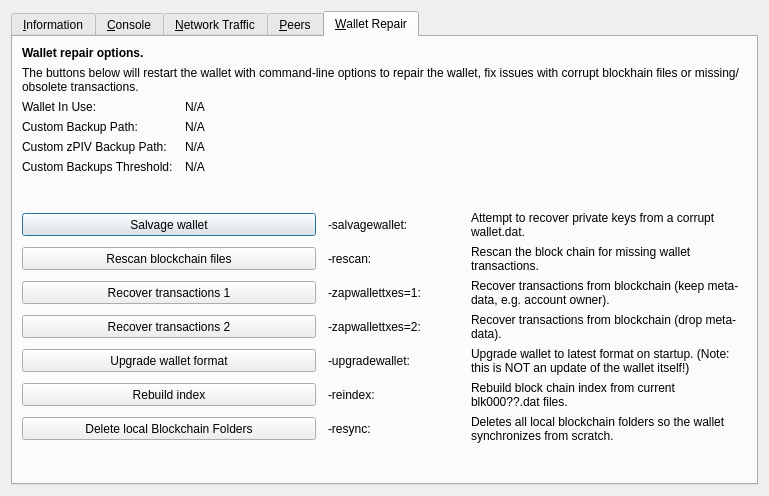
Before: the Qt Designer form src/qt/forms/rpcconsole.ui in wonko433/blackcoin-more, drawn with Qt 5.
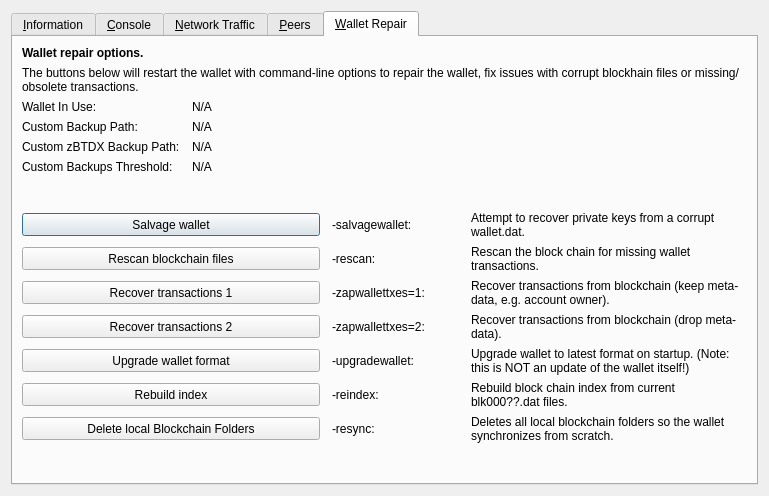
After: the same form once the commit is applied. The open tabs and pages were chosen to show the change. Icons and pictures are not drawn. Custom widgets are drawn as their Qt base class.

The edit to the form file:
```diff
--- a/src/qt/forms/rpcconsole.ui
+++ b/src/qt/forms/rpcconsole.ui
@@ -1333,7 +1333,7 @@
           <bool>false</bool>
          </property>
          <property name="text">
-          <string>Custom zPIV Backup Path:</string>
+          <string>Custom zBTDX Backup Path:</string>
          </property>
         </widget>
        </item>
```
